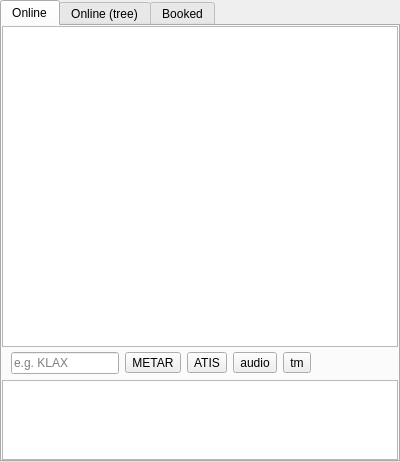
Above: src/blackgui/components/atcstationcomponent.ui from swift-project/pilotclient before the change. Below: the same form after it.
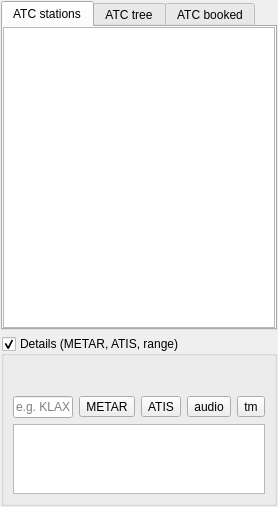
That is the form after the change. Custom widgets are drawn as their Qt base class.

Commit message:
Ref T442, made ATC station component a QFrame
* details in group box
* count for tree view tab
* formatting of settings

Patch:
```diff
--- a/src/blackgui/components/atcstationcomponent.ui
+++ b/src/blackgui/components/atcstationcomponent.ui
@@ -1,26 +1,41 @@
 <?xml version="1.0" encoding="UTF-8"?>
 <ui version="4.0">
  <class>CAtcStationComponent</class>
- <widget class="QTabWidget" name="CAtcStationComponent">
+ <widget class="QFrame" name="CAtcStationComponent">
   <property name="geometry">
    <rect>
     <x>0</x>
     <y>0</y>
-    <width>400</width>
-    <height>462</height>
+    <width>278</width>
+    <height>507</height>
    </rect>
   </property>
   <property name="windowTitle">
    <string>ATC stations</string>
   </property>
+  <layout class="QVBoxLayout" name="vl_ATCStations" stretch="3,1">
+   <property name="leftMargin">
+    <number>1</number>
+   </property>
+   <property name="topMargin">
+    <number>1</number>
+   </property>
+   <property name="rightMargin">
+    <number>1</number>
+   </property>
+   <property name="bottomMargin">
+    <number>1</number>
+   </property>
+   <item>
+    <widget class="QTabWidget" name="tw_Atc">
   <property name="currentIndex">
    <number>0</number>
   </property>
   <widget class="QWidget" name="tb_AtcStationsOnline">
    <attribute name="title">
-    <string>Online</string>
-   </attribute>
-   <layout class="QVBoxLayout" name="vl_AtcStationsOnline" stretch="4,0,0,1">
+       <string>ATC stations</string>
+      </attribute>
+      <layout class="QVBoxLayout" name="vl_AtcStationsOnline">
     <property name="spacing">
      <number>3</number>
     </property>
@@ -61,116 +76,13 @@
       </attribute>
      </widget>
     </item>
-    <item alignment="Qt::AlignLeft">
-     <widget class="QFrame" name="fr_AtcStationsOnlineBottom">
-      <layout class="QGridLayout" name="gl_Buttons">
-       <property name="topMargin">
-        <number>2</number>
-       </property>
-       <property name="bottomMargin">
-        <number>0</number>
-       </property>
-       <item row="0" column="0">
-        <widget class="QLineEdit" name="le_AtcStationsOnlineMetar">
-         <property name="toolTip">
-          <string extracomment="METAR: Airport ICAO code">METAR: Airport ICAO code</string>
-         </property>
-         <property name="maxLength">
-          <number>5</number>
-         </property>
-         <property name="placeholderText">
-          <string>e.g. KLAX</string>
-         </property>
-        </widget>
-       </item>
-       <item row="0" column="3">
-        <widget class="QToolButton" name="tb_AtcStationsAtisReload">
-         <property name="toolTip">
-          <string>Reload ATIS</string>
-         </property>
-         <property name="text">
-          <string>ATIS</string>
-         </property>
-        </widget>
-       </item>
-       <item row="0" column="4">
-        <widget class="QToolButton" name="tb_Audio">
-         <property name="toolTip">
-          <string>goto audio panel</string>
-         </property>
-         <property name="text">
-          <string>audio</string>
-         </property>
-        </widget>
-       </item>
-       <item row="0" column="5">
-        <widget class="QToolButton" name="tb_TextMessageOverlay">
-         <property name="toolTip">
-          <string>text message</string>
-         </property>
-         <property name="text">
-          <string>tm</string>
-         </property>
-        </widget>
-       </item>
-       <item row="0" column="2">
-        <widget class="QToolButton" name="tb_AtcStationsLoadMetar">
-         <property name="toolTip">
-          <string>Load METAR</string>
-         </property>
-         <property name="text">
-          <string>METAR</string>
-         </property>
-        </widget>
-       </item>
-      </layout>
-     </widget>
-    </item>
-    <item alignment="Qt::AlignLeft">
-     <widget class="BlackGui::Components::CSettingsAtcStationsInlineComponent" name="comp_AtcStationsSettings">
-      <property name="minimumSize">
-       <size>
-        <width>100</width>
-        <height>0</height>
-       </size>
-      </property>
-      <property name="focusPolicy">
-       <enum>Qt::StrongFocus</enum>
-      </property>
-     </widget>
-    </item>
-    <item>
-     <widget class="QTextEdit" name="te_AtcStationsOnlineInfo">
-      <property name="sizePolicy">
-       <sizepolicy hsizetype="Preferred" vsizetype="Preferred">
-        <horstretch>0</horstretch>
-        <verstretch>0</verstretch>
-       </sizepolicy>
-      </property>
-      <property name="minimumSize">
-       <size>
-        <width>0</width>
-        <height>0</height>
-       </size>
-      </property>
-      <property name="maximumSize">
-       <size>
-        <width>16777215</width>
-        <height>16777215</height>
-       </size>
-      </property>
-      <property name="readOnly">
-       <bool>true</bool>
-      </property>
-     </widget>
-    </item>
    </layout>
   </widget>
   <widget class="QWidget" name="tb_AtcStationsOnlineTree">
    <attribute name="title">
-    <string>Online (tree)</string>
-   </attribute>
-   <layout class="QVBoxLayout" name="vl_AtcStationsOnlineTree">
+       <string>ATC tree</string>
+      </attribute>
+      <layout class="QVBoxLayout" name="vl_AtcTree">
     <property name="spacing">
      <number>3</number>
     </property>
@@ -206,9 +118,9 @@
   </widget>
   <widget class="QWidget" name="tb_AtcStationsBooked">
    <attribute name="title">
-    <string>Booked</string>
-   </attribute>
-   <layout class="QVBoxLayout" name="vl_AtcStationsBooked">
+       <string>ATC booked</string>
+      </attribute>
+      <layout class="QVBoxLayout" name="vl_AtcBooked">
     <property name="spacing">
      <number>3</number>
     </property>
@@ -258,6 +170,109 @@
    </layout>
   </widget>
  </widget>
+   </item>
+   <item>
+    <widget class="QGroupBox" name="gb_Details">
+     <property name="title">
+      <string>Details (METAR, ATIS, range)</string>
+     </property>
+     <property name="checkable">
+      <bool>true</bool>
+     </property>
+     <layout class="QGridLayout" name="gl_Details">
+      <item row="1" column="1">
+       <widget class="QToolButton" name="tb_AtcStationsLoadMetar">
+        <property name="toolTip">
+         <string>Load METAR</string>
+        </property>
+        <property name="text">
+         <string>METAR</string>
+        </property>
+       </widget>
+      </item>
+      <item row="1" column="2">
+       <widget class="QToolButton" name="tb_AtcStationsAtisReload">
+        <property name="toolTip">
+         <string>Reload ATIS</string>
+        </property>
+        <property name="text">
+         <string>ATIS</string>
+        </property>
+       </widget>
+      </item>
+      <item row="1" column="4">
+       <widget class="QToolButton" name="tb_TextMessageOverlay">
+        <property name="toolTip">
+         <string>text message</string>
+        </property>
+        <property name="text">
+         <string>tm</string>
+        </property>
+       </widget>
+      </item>
+      <item row="3" column="0" colspan="5">
+       <widget class="QTextEdit" name="te_AtcStationsOnlineInfo">
+        <property name="sizePolicy">
+         <sizepolicy hsizetype="Preferred" vsizetype="Preferred">
+          <horstretch>0</horstretch>
+          <verstretch>0</verstretch>
+         </sizepolicy>
+        </property>
+        <property name="minimumSize">
+         <size>
+          <width>0</width>
+          <height>0</height>
+         </size>
+        </property>
+        <property name="maximumSize">
+         <size>
+          <width>16777215</width>
+          <height>16777215</height>
+         </size>
+        </property>
+        <property name="readOnly">
+         <bool>true</bool>
+        </property>
+       </widget>
+      </item>
+      <item row="1" column="0">
+       <widget class="QLineEdit" name="le_AtcStationsOnlineMetar">
+        <property name="toolTip">
+         <string extracomment="METAR: Airport ICAO code">METAR: Airport ICAO code</string>
+        </property>
+        <property name="maxLength">
+         <number>5</number>
+        </property>
+        <property name="placeholderText">
+         <string>e.g. KLAX</string>
+        </property>
+       </widget>
+      </item>
+      <item row="1" column="3">
+       <widget class="QToolButton" name="tb_Audio">
+        <property name="toolTip">
+         <string>goto audio panel</string>
+        </property>
+        <property name="text">
+         <string>audio</string>
+        </property>
+       </widget>
+      </item>
+      <item row="0" column="0" colspan="5">
+       <widget class="BlackGui::Components::CSettingsAtcStationsInlineComponent" name="comp_AtcStationsSettings">
+        <property name="minimumSize">
+         <size>
+          <width>0</width>
+          <height>25</height>
+         </size>
+        </property>
+       </widget>
+      </item>
+     </layout>
+    </widget>
+   </item>
+  </layout>
+ </widget>
  <customwidgets>
   <customwidget>
    <class>BlackGui::Views::CAtcStationView</class>
```
Left out of the diff: 3 changed lines with no effect on the pictures. Lines whose indentation alone changed are shown as unchanged. The commit also changes 3 other files.
